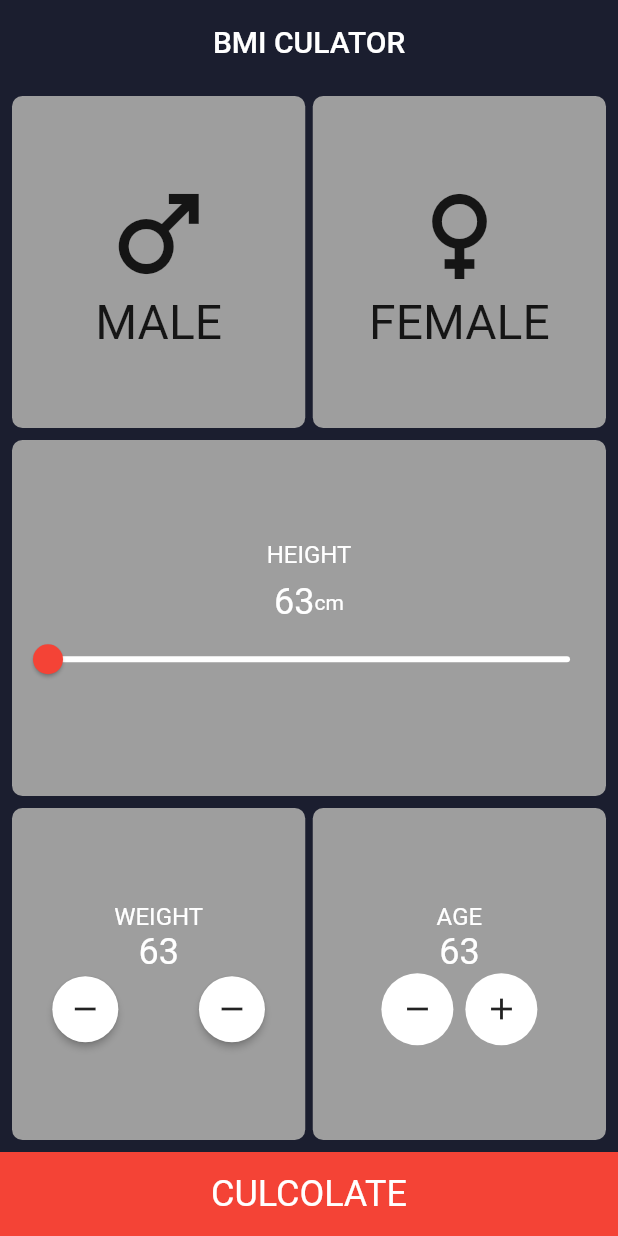
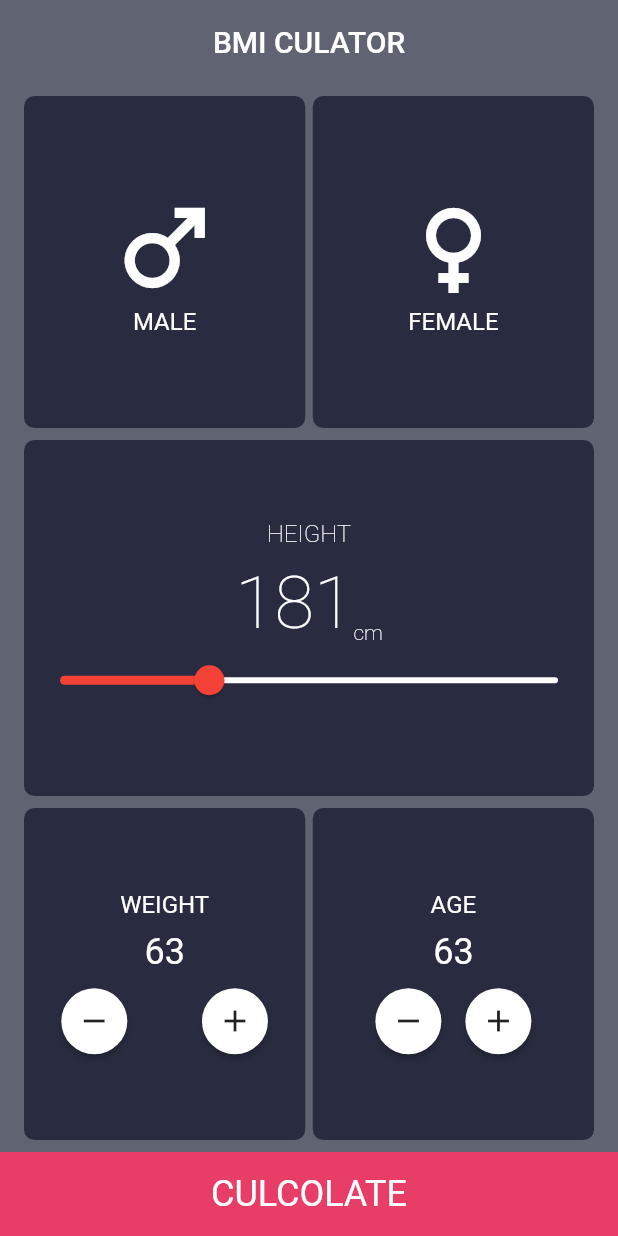
Before and after one commit to AhmadHaniShaheen/BMI-project, a Flutter app: the screen it shows after launch, on a phone screen of 412 x 824 dp. Run offline on Flutter 3.47's test engine with Material 2 defaults, Android fonts, the phone set to English and light mode, and no system bars; our stand-ins replace google_fonts.

```diff
--- a/lib/views/home.dart
+++ b/lib/views/home.dart
@@ -14,7 +14,7 @@ class _HomePageState extends State<HomePage> {
   @override
   Widget build(BuildContext context) {
     return Scaffold(
-      backgroundColor: backgroundColor,
+      backgroundColor: const Color(0xff1D2136).withOpacity(0.7),
       appBar: AppBar(
         backgroundColor: Colors.transparent,
         title: const Text(
@@ -28,54 +28,50 @@ class _HomePageState extends State<HomePage> {
       ),
       body: Column(
         children: [
-          const RowInfo(
-            firstChild: Column(
-              mainAxisAlignment: MainAxisAlignment.center,
+          const Expanded(
+            child: Padding(
+              padding: EdgeInsets.symmetric(horizontal: 16.0, vertical: 8),
+              child: Row(
                 children: [
-                Icon(
-                  Icons.male,
-                  size: 80,
+                  Expanded(
+                    child: MyCard(
+                      icon: Icons.male,
+                      title: 'MALE',
                     ),
-                Text(
-                  "MALE",
-                  style: TextStyle(fontSize: 32),
                   ),
-              ],
+                  SizedBox(
+                    width: 5,
                   ),
-            secandChild: Column(
-              mainAxisAlignment: MainAxisAlignment.center,
-              children: [
-                Icon(
-                  Icons.female,
-                  size: 80,
+                  Expanded(
+                    child: MyCard(
+                      icon: Icons.female,
+                      title: 'FEMALE',
                     ),
-                Text(
-                  "FEMALE",
-                  style: TextStyle(fontSize: 32),
                   ),
                 ],
               ),
             ),
+          ),
           Expanded(
             child: Padding(
-              padding: const EdgeInsets.symmetric(horizontal: 8),
+              padding: const EdgeInsets.symmetric(horizontal: 16),
               child: Row(
                 children: [
                   Expanded(
                     child: Container(
                       decoration: BoxDecoration(
                         borderRadius: BorderRadius.circular(7),
-                        color: Colors.grey,
+                        color: const Color(0xff24263B).withOpacity(0.9),
                       ),
                       child: Column(
                         mainAxisAlignment: MainAxisAlignment.center,
-                        crossAxisAlignment: CrossAxisAlignment.center,
                         children: [
                           const Text(
                             'HEIGHT',
                             style: TextStyle(
                               fontSize: 16,
                               color: Colors.white,
+                              fontWeight: FontWeight.w100,
                             ),
                           ),
                           const SizedBox(
@@ -83,27 +79,31 @@ class _HomePageState extends State<HomePage> {
                           ),
                           const Row(
                             mainAxisAlignment: MainAxisAlignment.center,
+                            crossAxisAlignment: CrossAxisAlignment.end,
                             children: [
                               Text(
-                                '63',
+                                '181',
                                 style: TextStyle(
-                                  fontSize: 24,
+                                  fontSize: 48,
                                   color: Colors.white,
+                                  fontWeight: FontWeight.w100,
                                 ),
                               ),
                               Text(
                                 'cm',
                                 style: TextStyle(
                                   color: Colors.white,
+                                  fontWeight: FontWeight.w100,
                                 ),
                               ),
                             ],
                           ),
                           Slider(
-                            value: 0,
+                            thumbColor: Colors.red,
+                            activeColor: Colors.red,
+                            inactiveColor: Colors.white,
+                            value: 0.3,
                             onChanged: (value) {},
-                            thumbColor: Colors.red,
-                            inactiveColor: Colors.white,
                           )
                         ],
                       ),
@@ -121,6 +121,9 @@ class _HomePageState extends State<HomePage> {
                   'WEIGHT',
                   style: TextStyle(fontSize: 16, color: Colors.white),
                 ),
+                const SizedBox(
+                  height: 8,
+                ),
                 const Text(
                   '63',
                   style: TextStyle(
@@ -128,11 +131,14 @@ class _HomePageState extends State<HomePage> {
                     color: Colors.white,
                   ),
                 ),
+                const SizedBox(
+                  height: 8,
+                ),
                 Row(
                   mainAxisAlignment: MainAxisAlignment.spaceAround,
                   children: [
                     FAButton(function: () {}, icon: Icons.remove),
-                    FAButton(function: () {}, icon: Icons.remove),
+                    FAButton(function: () {}, icon: Icons.add),
                   ],
                 )
               ],
@@ -144,6 +150,9 @@ class _HomePageState extends State<HomePage> {
                   'AGE',
                   style: TextStyle(fontSize: 16, color: Colors.white),
                 ),
+                const SizedBox(
+                  height: 8,
+                ),
                 const Text(
                   '63',
                   style: TextStyle(
@@ -151,32 +160,14 @@ class _HomePageState extends State<HomePage> {
                     color: Colors.white,
                   ),
                 ),
+                const SizedBox(
+                  height: 8,
+                ),
                 Row(
                   mainAxisAlignment: MainAxisAlignment.center,
                   children: [
-                    Container(
-                      decoration: const BoxDecoration(
-                        shape: BoxShape.circle,
-                        color: Colors.white,
-                      ),
-                      child: IconButton(
-                        onPressed: () {},
-                        icon: const Icon(Icons.remove),
-                      ),
-                    ),
-                    const SizedBox(
-                      width: 8,
-                    ),
-                    Container(
-                      decoration: const BoxDecoration(
-                        shape: BoxShape.circle,
-                        color: Colors.white,
-                      ),
-                      child: IconButton(
-                        onPressed: () {},
-                        icon: const Icon(Icons.add),
-                      ),
-                    )
+                    FAButton(function: () {}, icon: Icons.remove),
+                    FAButton(function: () {}, icon: Icons.add),
                   ],
                 )
               ],
@@ -184,7 +175,7 @@ class _HomePageState extends State<HomePage> {
           ),
           Container(
             height: 56,
-            color: Colors.red,
+            color: const Color(0xffE83D66),
             child: const Center(
               child: Text(
                 'CULCOLATE',
@@ -200,3 +191,37 @@ class _HomePageState extends State<HomePage> {
     );
   }
 }
+
+class MyCard extends StatelessWidget {
+  final IconData icon;
+  final String title;
+  const MyCard({
+    super.key,
+    required this.icon,
+    required this.title,
+  });
+
+  @override
+  Widget build(BuildContext context) {
+    return Container(
+      decoration: BoxDecoration(
+        borderRadius: BorderRadius.circular(7),
+        color: const Color(0xff24263B).withOpacity(0.9),
+      ),
+      child: Column(
+        mainAxisAlignment: MainAxisAlignment.center,
+        children: [
+          Icon(
+            icon,
+            size: 80,
+            color: Colors.white,
+          ),
+          Text(
+            title,
+            style: const TextStyle(fontSize: 16, color: Colors.white),
+          ),
+        ],
+      ),
+    );
+  }
+}
--- a/lib/widges/row_info.dart
+++ b/lib/widges/row_info.dart
@@ -14,14 +14,14 @@ class RowInfo extends StatelessWidget {
   Widget build(BuildContext context) {
     return Expanded(
       child: Padding(
-        padding: const EdgeInsets.all(8.0),
+        padding: const EdgeInsets.symmetric(horizontal: 16.0, vertical: 8),
         child: Row(
           children: [
             Expanded(
               child: Container(
                 decoration: BoxDecoration(
                   borderRadius: BorderRadius.circular(7),
-                  color: Colors.grey,
+                  color: const Color(0xff24263B).withOpacity(0.9),
                 ),
                 child: firstChild,
               ),
@@ -33,7 +33,7 @@ class RowInfo extends StatelessWidget {
               child: Container(
                 decoration: BoxDecoration(
                   borderRadius: BorderRadius.circular(7),
-                  color: Colors.grey,
+                  color: const Color(0xff24263B).withOpacity(0.9),
                 ),
                 child: secandChild,
               ),
```
Lines whose indentation alone changed are shown as unchanged.
